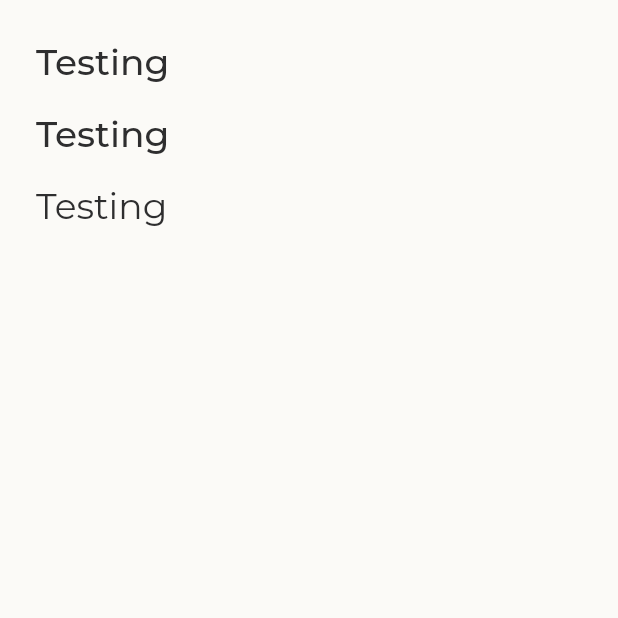
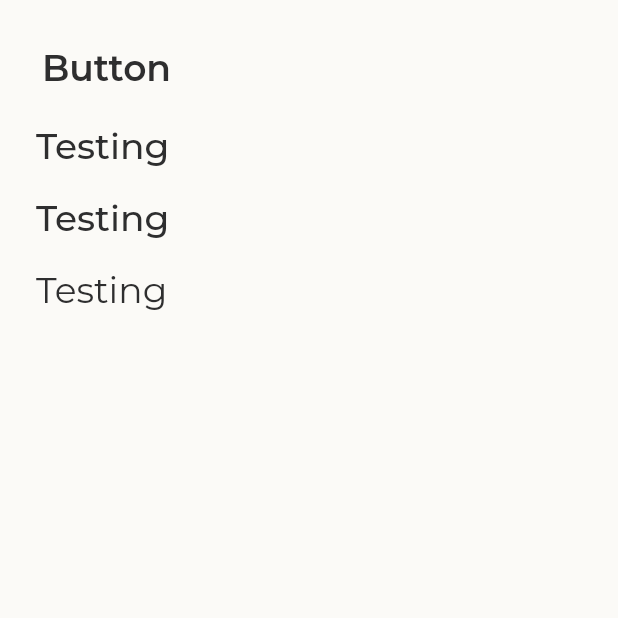
Before and after one commit to achsanalfitra/nz, a Flutter app: the screen it shows after launch, on a phone screen of 412 x 824 dp, the top half of it. Run offline on Flutter 3.47's test engine with Material 3 defaults, Android fonts, the phone set to English and light mode, and no system bars; our stand-ins replace google_fonts.

Commit message:
feat(text buttons): create text button compliant with the spec doc, clean up bugs regarding children variable assignment, and change how the placeholders behave in nz_button_model

```diff
--- a/lib/staging_app.dart
+++ b/lib/staging_app.dart
@@ -1,4 +1,5 @@
 import 'package:flutter/material.dart';
+import 'package:nz/ui/core/nz_button/nz_button_model.dart';
 import 'package:nz/ui/core/nz_layout/nz_layout.dart';
 import 'package:nz/ui/core/nz_typography/nz_label.dart';
 import 'package:nz/ui/core/nz_typography/nz_text.dart';
@@ -25,6 +26,7 @@ class StagingApp extends StatelessWidget {
                   crossAxisAlignment: CrossAxisAlignment.start,
                   spacing: 14,
                   children: [
+                    NzButtonModel.generate(context, 'text'),
                     NzLabel(
                       labelText: 'Testing',
                       fontColor: theme.ink.colour900!,
--- a/lib/ui/core/nz_button/nz_button_model.dart
+++ b/lib/ui/core/nz_button/nz_button_model.dart
@@ -9,11 +9,11 @@ class NzButtonModel {
     bool hasText = true,
     bool isActive = true,
     double fontSize = 24,
-    FontWeight fontWeight = FontWeight.w500,
+    FontWeight? fontWeight,
     String buttonText = 'Button',
-    double padding = 10,
+    double? padding,
     double borderWidth = 1,
-    double borderRadius = 10,
+    double? borderRadius,
     List<Widget>? leftChildren,
     List<Widget>? rightChildren,
     void Function()? onTap,
@@ -31,11 +31,11 @@ class NzButtonModel {
         hasText: hasText,
         isActive: isActive,
         fontSize: fontSize,
-        fontWeight: fontWeight,
+        fontWeight: fontWeight?? FontWeight.w500,
         buttonText: buttonText,
-        padding: padding,
+        padding: padding?? 10,
         borderWidth: borderWidth,
-        borderRadius: borderRadius,
+        borderRadius: borderRadius?? 10,
         leftChildren: leftChildren,
         rightChildren: leftChildren,
         onTap: onTap,
@@ -52,17 +52,17 @@ class NzButtonModel {
         hasText: hasText,
         isActive: isActive,
         fontSize: fontSize,
-        fontWeight: fontWeight,
+      fontWeight: fontWeight?? FontWeight.w500,
         buttonText: buttonText,
-        padding: padding,
+        padding: padding?? 10,
         borderWidth: borderWidth,
-        borderRadius: borderRadius,
+        borderRadius: borderRadius?? 10,
         leftChildren: leftChildren,
         rightChildren: leftChildren,
         onTap: onTap,
       );
     } else if (buttonName == 'tertiary') {
-       return NzButton(
+      return NzButton(
         background: const Color.fromARGB(0, 255, 255, 255),
         borderColour: theme.accent.colour700!,
         fontColor: theme.accent.colour700!,
@@ -73,13 +73,34 @@ class NzButtonModel {
         hasText: hasText,
         isActive: isActive,
         fontSize: fontSize,
-        fontWeight: fontWeight,
+      fontWeight: fontWeight?? FontWeight.w500,
         buttonText: buttonText,
-        padding: padding,
+        padding: padding?? 10,
         borderWidth: borderWidth,
-        borderRadius: borderRadius,
+        borderRadius: borderRadius?? 10,
         leftChildren: leftChildren,
         rightChildren: leftChildren,
+        onTap: onTap,
+      );
+    } else if (buttonName == 'text') {
+      return NzButton(
+        background: const Color.fromARGB(0, 255, 255, 255),
+        borderColour: const Color.fromARGB(0, 255, 255, 255),
+        fontColor: theme.ink.colour900!,
+        inactiveBackground: theme.ink.colour300!,
+        inactiveBorderColour: const Color.fromARGB(0, 255, 255, 255),
+        inactiveFontColor: theme.ink.colour700!,
+        hasBorder: false,
+        hasText: hasText,
+        isActive: isActive,
+        fontSize: fontSize,
+        fontWeight: fontWeight ?? FontWeight.w600,
+        buttonText: buttonText,
+        padding: padding ?? 4,
+        borderWidth: borderWidth,
+        borderRadius: borderRadius ?? 0,
+        leftChildren: leftChildren,
+        rightChildren: rightChildren,
         onTap: onTap,
       );
     } else {
@@ -94,11 +115,11 @@ class NzButtonModel {
         hasText: hasText,
         isActive: isActive,
         fontSize: fontSize,
-        fontWeight: fontWeight,
+        fontWeight: FontWeight.w500,
         buttonText: "Oops, you're selecting the wrong button",
-        padding: padding,
+        padding: padding?? 10,
         borderWidth: borderWidth,
-        borderRadius: borderRadius,
+        borderRadius: borderRadius?? 10,
         leftChildren: leftChildren,
         rightChildren: leftChildren,
         onTap: onTap,
```
